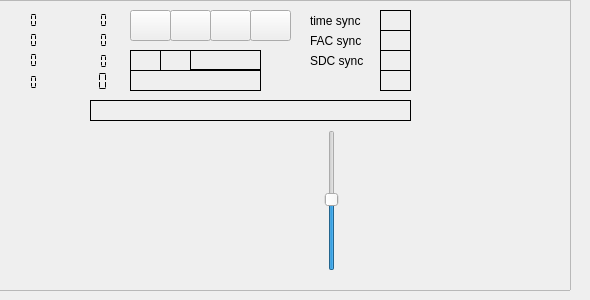
Above: decoders/drm-decoder/drmdecoder.ui from JvanKatwijk/swradio-8 before the change. Below: the same form after it.
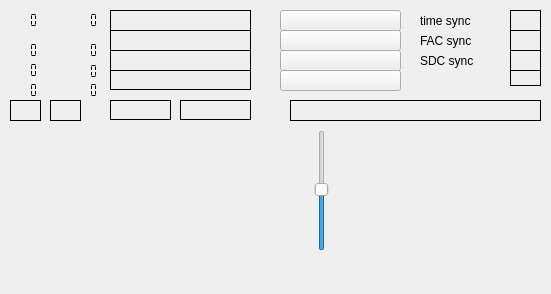
That is the form after the change. Custom widgets are drawn as their Qt base class.

The edit to the form file:
```diff
--- a/decoders/drm-decoder/drmdecoder.ui
+++ b/decoders/drm-decoder/drmdecoder.ui
@@ -6,110 +6,58 @@
    <rect>
     <x>0</x>
     <y>0</y>
-    <width>590</width>
-    <height>300</height>
+    <width>551</width>
+    <height>294</height>
    </rect>
   </property>
   <property name="windowTitle">
    <string>drm decoder</string>
   </property>
-  <widget class="QFrame" name="frame">
+  <widget class="QwtPlot" name="equalizerDisplay">
    <property name="geometry">
     <rect>
-     <x>-10</x>
-     <y>0</y>
-     <width>581</width>
-     <height>291</height>
+     <x>0</x>
+     <y>140</y>
+     <width>291</width>
+     <height>131</height>
     </rect>
    </property>
-   <property name="frameShape">
-    <enum>QFrame::StyledPanel</enum>
-   </property>
-   <property name="frameShadow">
-    <enum>QFrame::Raised</enum>
-   </property>
-   <widget class="QLCDNumber" name="show_int_offset">
-    <property name="geometry">
-     <rect>
-      <x>80</x>
-      <y>10</y>
-      <width>41</width>
-      <height>21</height>
-     </rect>
-    </property>
-    <property name="toolTip">
-     <string>&lt;html&gt;&lt;head/&gt;&lt;body&gt;&lt;p&gt;&amp;quot;Coarse frequency offset as measured by the software&amp;quot;&lt;/p&gt;&lt;p&gt;&lt;br/&gt;&lt;/p&gt;&lt;/body&gt;&lt;/html&gt;</string>
-    </property>
-    <property name="frameShape">
-     <enum>QFrame::NoFrame</enum>
-    </property>
-    <property name="segmentStyle">
-     <enum>QLCDNumber::Flat</enum>
-    </property>
-   </widget>
-   <widget class="QLCDNumber" name="show_small_offset">
+  </widget>
+  <widget class="QSlider" name="scopeSlider">
     <property name="geometry">
      <rect>
-      <x>80</x>
-      <y>30</y>
-      <width>41</width>
-      <height>21</height>
-     </rect>
-    </property>
-    <property name="toolTip">
-     <string>&lt;html&gt;&lt;head/&gt;&lt;body&gt;&lt;p&gt;Fine frequency offset as measured by the software (i.e. the offset to the nearest carrier).&lt;/p&gt;&lt;/body&gt;&lt;/html&gt;</string>
-    </property>
-    <property name="frameShape">
-     <enum>QFrame::NoFrame</enum>
-    </property>
-    <property name="segmentStyle">
-     <enum>QLCDNumber::Flat</enum>
-    </property>
-   </widget>
-   <widget class="QLabel" name="timeSyncLabel">
+     <x>310</x>
+     <y>130</y>
+     <width>24</width>
+     <height>121</height>
+    </rect>
+   </property>
+   <property name="value">
+    <number>50</number>
+   </property>
+   <property name="orientation">
+    <enum>Qt::Vertical</enum>
+   </property>
+  </widget>
+  <widget class="QwtPlot" name="iqPlotter">
     <property name="geometry">
      <rect>
-      <x>390</x>
-      <y>10</y>
-      <width>31</width>
-      <height>21</height>
-     </rect>
-    </property>
-    <property name="toolTip">
-     <string>&lt;html&gt;&lt;head/&gt;&lt;body&gt;&lt;p&gt;Time sync label, green means time synchronization is OK.&lt;/p&gt;&lt;/body&gt;&lt;/html&gt;</string>
-    </property>
-    <property name="frameShape">
-     <enum>QFrame::Box</enum>
-    </property>
-    <property name="text">
-     <string/>
-    </property>
-   </widget>
-   <widget class="QLabel" name="label_2">
+     <x>350</x>
+     <y>130</y>
+     <width>191</width>
+     <height>141</height>
+    </rect>
+   </property>
+  </widget>
+  <widget class="QLabel" name="messageLabel">
     <property name="geometry">
      <rect>
-      <x>320</x>
-      <y>10</y>
-      <width>66</width>
+     <x>290</x>
+     <y>100</y>
+     <width>251</width>
       <height>21</height>
      </rect>
     </property>
-    <property name="text">
-     <string>time sync</string>
-    </property>
-   </widget>
-   <widget class="QLabel" name="facSyncLabel">
-    <property name="geometry">
-     <rect>
-      <x>390</x>
-      <y>30</y>
-      <width>31</width>
-      <height>21</height>
-     </rect>
-    </property>
-    <property name="toolTip">
-     <string>&lt;html&gt;&lt;head/&gt;&lt;body&gt;&lt;p&gt;FAC sync label, Green means that FAC's could be decoded (easy, often 4QAM).&lt;/p&gt;&lt;/body&gt;&lt;/html&gt;</string>
-    </property>
     <property name="frameShape">
      <enum>QFrame::Box</enum>
     </property>
@@ -117,91 +65,11 @@
      <string/>
     </property>
    </widget>
-   <widget class="QLabel" name="label_3">
-    <property name="geometry">
-     <rect>
-      <x>320</x>
-      <y>30</y>
-      <width>66</width>
-      <height>21</height>
-     </rect>
-    </property>
-    <property name="text">
-     <string>FAC sync</string>
-    </property>
-   </widget>
-   <widget class="QLabel" name="modeIndicator">
-    <property name="geometry">
-     <rect>
-      <x>170</x>
-      <y>50</y>
-      <width>31</width>
-      <height>21</height>
-     </rect>
-    </property>
-    <property name="frameShape">
-     <enum>QFrame::Box</enum>
-    </property>
-    <property name="text">
-     <string/>
-    </property>
-   </widget>
-   <widget class="QLabel" name="sdcSyncLabel">
-    <property name="geometry">
-     <rect>
-      <x>390</x>
-      <y>50</y>
-      <width>31</width>
-      <height>21</height>
-     </rect>
-    </property>
-    <property name="toolTip">
-     <string>&lt;html&gt;&lt;head/&gt;&lt;body&gt;&lt;p&gt;SDC sync label, green means SDC's could be decoded (usually 16 QAM).&lt;/p&gt;&lt;/body&gt;&lt;/html&gt;</string>
-    </property>
-    <property name="frameShape">
-     <enum>QFrame::Box</enum>
-    </property>
-    <property name="text">
-     <string/>
-    </property>
-   </widget>
-   <widget class="QLabel" name="label_4">
-    <property name="geometry">
-     <rect>
-      <x>320</x>
-      <y>50</y>
-      <width>64</width>
-      <height>21</height>
-     </rect>
-    </property>
-    <property name="text">
-     <string>SDC sync</string>
-    </property>
-   </widget>
-   <widget class="QLabel" name="stationLabel">
-    <property name="geometry">
-     <rect>
-      <x>140</x>
-      <y>70</y>
-      <width>131</width>
-      <height>21</height>
-     </rect>
-    </property>
-    <property name="frameShape">
-     <enum>QFrame::Box</enum>
-    </property>
-    <property name="lineWidth">
-     <number>1</number>
-    </property>
-    <property name="text">
-     <string/>
-    </property>
-   </widget>
    <widget class="QLabel" name="audioModelabel">
     <property name="geometry">
      <rect>
-      <x>200</x>
-      <y>50</y>
+     <x>180</x>
+     <y>100</y>
       <width>71</width>
       <height>20</height>
      </rect>
@@ -213,13 +81,100 @@
      <string/>
     </property>
    </widget>
+  <widget class="QLabel" name="modeIndicator">
+   <property name="geometry">
+    <rect>
+     <x>50</x>
+     <y>100</y>
+     <width>31</width>
+     <height>21</height>
+    </rect>
+   </property>
+   <property name="frameShape">
+    <enum>QFrame::Box</enum>
+   </property>
+   <property name="text">
+    <string/>
+   </property>
+  </widget>
+  <widget class="QLabel" name="spectrumIndicator">
+   <property name="geometry">
+    <rect>
+     <x>10</x>
+     <y>100</y>
+     <width>31</width>
+     <height>21</height>
+    </rect>
+   </property>
+   <property name="frameShape">
+    <enum>QFrame::Box</enum>
+   </property>
+   <property name="text">
+    <string/>
+   </property>
+  </widget>
+  <widget class="QPushButton" name="channel_4">
+   <property name="geometry">
+    <rect>
+     <x>280</x>
+     <y>70</y>
+     <width>121</width>
+     <height>21</height>
+    </rect>
+   </property>
+   <property name="text">
+    <string/>
+   </property>
+  </widget>
+  <widget class="QPushButton" name="channel_3">
+   <property name="geometry">
+    <rect>
+     <x>280</x>
+     <y>50</y>
+     <width>121</width>
+     <height>21</height>
+    </rect>
+   </property>
+   <property name="text">
+    <string/>
+   </property>
+  </widget>
+  <widget class="QPushButton" name="channel_2">
+   <property name="geometry">
+    <rect>
+     <x>280</x>
+     <y>30</y>
+     <width>121</width>
+     <height>21</height>
+    </rect>
+   </property>
+   <property name="text">
+    <string/>
+   </property>
+  </widget>
+  <widget class="QPushButton" name="channel_1">
+   <property name="geometry">
+    <rect>
+     <x>280</x>
+     <y>10</y>
+     <width>121</width>
+     <height>21</height>
+    </rect>
+   </property>
+   <property name="toolTip">
+    <string>&lt;html&gt;&lt;head/&gt;&lt;body&gt;&lt;p&gt;Visibility of the button suggests the availability of a DRM channel.&lt;/p&gt;&lt;/body&gt;&lt;/html&gt;</string>
+   </property>
+   <property name="text">
+    <string/>
+   </property>
+  </widget>
    <widget class="QLCDNumber" name="snrDisplay">
     <property name="geometry">
      <rect>
-      <x>70</x>
-      <y>70</y>
-      <width>51</width>
-      <height>23</height>
+     <x>60</x>
+     <y>80</y>
+     <width>41</width>
+     <height>20</height>
      </rect>
     </property>
     <property name="toolTip">
@@ -238,139 +193,11 @@
      <enum>QLCDNumber::Flat</enum>
     </property>
    </widget>
-   <widget class="QLabel" name="spectrumIndicator">
-    <property name="geometry">
-     <rect>
-      <x>140</x>
-      <y>50</y>
-      <width>31</width>
-      <height>21</height>
-     </rect>
-    </property>
-    <property name="frameShape">
-     <enum>QFrame::Box</enum>
-    </property>
-    <property name="text">
-     <string/>
-    </property>
-   </widget>
-   <widget class="QPushButton" name="channel_1">
-    <property name="geometry">
-     <rect>
-      <x>140</x>
-      <y>10</y>
-      <width>41</width>
-      <height>31</height>
-     </rect>
-    </property>
-    <property name="toolTip">
-     <string>&lt;html&gt;&lt;head/&gt;&lt;body&gt;&lt;p&gt;Visibility of the button suggests the availability of a DRM channel.&lt;/p&gt;&lt;/body&gt;&lt;/html&gt;</string>
-    </property>
-    <property name="text">
-     <string/>
-    </property>
-   </widget>
-   <widget class="QPushButton" name="channel_2">
-    <property name="geometry">
-     <rect>
-      <x>180</x>
-      <y>10</y>
-      <width>41</width>
-      <height>31</height>
-     </rect>
-    </property>
-    <property name="text">
-     <string/>
-    </property>
-   </widget>
-   <widget class="QPushButton" name="channel_3">
-    <property name="geometry">
-     <rect>
-      <x>220</x>
-      <y>10</y>
-      <width>41</width>
-      <height>31</height>
-     </rect>
-    </property>
-    <property name="text">
-     <string/>
-    </property>
-   </widget>
-   <widget class="QPushButton" name="channel_4">
-    <property name="geometry">
-     <rect>
-      <x>260</x>
-      <y>10</y>
-      <width>41</width>
-      <height>31</height>
-     </rect>
-    </property>
-    <property name="text">
-     <string/>
-    </property>
-   </widget>
-   <widget class="QLCDNumber" name="timeOffsetDisplay">
-    <property name="geometry">
-     <rect>
-      <x>10</x>
-      <y>30</y>
-      <width>41</width>
-      <height>21</height>
-     </rect>
-    </property>
-    <property name="toolTip">
-     <string>&lt;html&gt;&lt;head/&gt;&lt;body&gt;&lt;p&gt;Time offset display, i.e. the &amp;quot;fine&amp;quot; time error.&lt;/p&gt;&lt;/body&gt;&lt;/html&gt;</string>
-    </property>
-    <property name="frameShape">
-     <enum>QFrame::NoFrame</enum>
-    </property>
-    <property name="segmentStyle">
-     <enum>QLCDNumber::Flat</enum>
-    </property>
-   </widget>
-   <widget class="QLCDNumber" name="clockOffsetDisplay">
-    <property name="geometry">
-     <rect>
-      <x>10</x>
-      <y>50</y>
-      <width>41</width>
-      <height>21</height>
-     </rect>
-    </property>
-    <property name="toolTip">
-     <string>&lt;html&gt;&lt;head/&gt;&lt;body&gt;&lt;p&gt;Estimate of the clock offset (measured between successive frames).&lt;/p&gt;&lt;/body&gt;&lt;/html&gt;</string>
-    </property>
-    <property name="frameShape">
-     <enum>QFrame::NoFrame</enum>
-    </property>
-    <property name="segmentStyle">
-     <enum>QLCDNumber::Flat</enum>
-    </property>
-   </widget>
-   <widget class="QLCDNumber" name="timeDelayDisplay">
-    <property name="geometry">
-     <rect>
-      <x>10</x>
-      <y>10</y>
-      <width>41</width>
-      <height>21</height>
-     </rect>
-    </property>
-    <property name="toolTip">
-     <string>&lt;html&gt;&lt;head/&gt;&lt;body&gt;&lt;p&gt;Time delay, i.e. a measure of the timing error.&lt;/p&gt;&lt;/body&gt;&lt;/html&gt;</string>
-    </property>
-    <property name="frameShape">
-     <enum>QFrame::NoFrame</enum>
-    </property>
-    <property name="segmentStyle">
-     <enum>QLCDNumber::Flat</enum>
-    </property>
-   </widget>
    <widget class="QLCDNumber" name="angleDisplay">
     <property name="geometry">
      <rect>
-      <x>80</x>
-      <y>50</y>
+     <x>60</x>
+     <y>60</y>
       <width>41</width>
       <height>23</height>
      </rect>
@@ -385,12 +212,12 @@
      <enum>QLCDNumber::Flat</enum>
     </property>
    </widget>
-   <widget class="QLabel" name="faadSyncLabel">
+  <widget class="QLCDNumber" name="show_small_offset">
     <property name="geometry">
      <rect>
-      <x>390</x>
-      <y>70</y>
-      <width>31</width>
+     <x>60</x>
+     <y>40</y>
+     <width>41</width>
       <height>21</height>
      </rect>
     </property>
@@ -398,33 +225,33 @@
      <string>&lt;html&gt;&lt;head/&gt;&lt;body&gt;&lt;p&gt;Faad sync label. Green means that the AAC decoder could decode audio.&lt;/p&gt;&lt;/body&gt;&lt;/html&gt;</string>
     </property>
     <property name="frameShape">
-     <enum>QFrame::Box</enum>
-    </property>
-    <property name="text">
-     <string/>
-    </property>
-   </widget>
-   <widget class="QLabel" name="messageLabel">
+    <enum>QFrame::NoFrame</enum>
+   </property>
+   <property name="segmentStyle">
+    <enum>QLCDNumber::Flat</enum>
+   </property>
+  </widget>
+  <widget class="QLCDNumber" name="show_int_offset">
     <property name="geometry">
      <rect>
-      <x>100</x>
-      <y>100</y>
-      <width>321</width>
+     <x>60</x>
+     <y>10</y>
+     <width>41</width>
       <height>21</height>
      </rect>
     </property>
     <property name="frameShape">
-     <enum>QFrame::Box</enum>
-    </property>
-    <property name="text">
-     <string/>
+    <enum>QFrame::NoFrame</enum>
+   </property>
+   <property name="segmentStyle">
+    <enum>QLCDNumber::Flat</enum>
     </property>
    </widget>
    <widget class="QLCDNumber" name="phaseOffsetDisplay">
     <property name="geometry">
      <rect>
-      <x>10</x>
-      <y>72</y>
+     <x>0</x>
+     <y>80</y>
       <width>41</width>
       <height>21</height>
      </rect>
@@ -445,15 +272,206 @@
      <enum>QLCDNumber::Flat</enum>
     </property>
    </widget>
-   <widget class="QLabel" name="aacDataLabel">
+  <widget class="QLCDNumber" name="clockOffsetDisplay">
     <property name="geometry">
      <rect>
-      <x>280</x>
+     <x>0</x>
+     <y>60</y>
+     <width>41</width>
+     <height>21</height>
+    </rect>
+   </property>
+   <property name="toolTip">
+    <string>&lt;html&gt;&lt;head/&gt;&lt;body&gt;&lt;p&gt;Estimate of the clock offset (measured between successive frames).&lt;/p&gt;&lt;/body&gt;&lt;/html&gt;</string>
+   </property>
+   <property name="frameShape">
+    <enum>QFrame::NoFrame</enum>
+   </property>
+   <property name="segmentStyle">
+    <enum>QLCDNumber::Flat</enum>
+   </property>
+  </widget>
+  <widget class="QLCDNumber" name="timeOffsetDisplay">
+   <property name="geometry">
+    <rect>
+     <x>0</x>
+     <y>40</y>
+     <width>41</width>
+     <height>21</height>
+    </rect>
+   </property>
+   <property name="toolTip">
+    <string>&lt;html&gt;&lt;head/&gt;&lt;body&gt;&lt;p&gt;Time offset display, i.e. the &amp;quot;fine&amp;quot; time error.&lt;/p&gt;&lt;/body&gt;&lt;/html&gt;</string>
+   </property>
+   <property name="frameShape">
+    <enum>QFrame::NoFrame</enum>
+   </property>
+   <property name="segmentStyle">
+    <enum>QLCDNumber::Flat</enum>
+   </property>
+  </widget>
+  <widget class="QLCDNumber" name="timeDelayDisplay">
+   <property name="geometry">
+    <rect>
+     <x>0</x>
+     <y>10</y>
+     <width>41</width>
+     <height>21</height>
+    </rect>
+   </property>
+   <property name="toolTip">
+    <string>&lt;html&gt;&lt;head/&gt;&lt;body&gt;&lt;p&gt;Time delay, i.e. a measure of the timing error.&lt;/p&gt;&lt;/body&gt;&lt;/html&gt;</string>
+   </property>
+   <property name="frameShape">
+    <enum>QFrame::NoFrame</enum>
+   </property>
+   <property name="segmentStyle">
+    <enum>QLCDNumber::Flat</enum>
+   </property>
+  </widget>
+  <widget class="QLabel" name="faadSyncLabel">
+   <property name="geometry">
+    <rect>
+     <x>510</x>
       <y>70</y>
-      <width>91</width>
+     <width>31</width>
       <height>16</height>
      </rect>
     </property>
+   <property name="toolTip">
+    <string>&lt;html&gt;&lt;head/&gt;&lt;body&gt;&lt;p&gt;Faad sync label. Green means that the AAC decoder could decode audio.&lt;/p&gt;&lt;/body&gt;&lt;/html&gt;</string>
+   </property>
+   <property name="frameShape">
+    <enum>QFrame::Box</enum>
+   </property>
+   <property name="text">
+    <string/>
+   </property>
+  </widget>
+  <widget class="QLabel" name="sdcSyncLabel">
+   <property name="geometry">
+    <rect>
+     <x>510</x>
+     <y>50</y>
+     <width>31</width>
+     <height>21</height>
+    </rect>
+   </property>
+   <property name="toolTip">
+    <string>&lt;html&gt;&lt;head/&gt;&lt;body&gt;&lt;p&gt;SDC sync label, green means SDC's could be decoded (usually 16 QAM).&lt;/p&gt;&lt;/body&gt;&lt;/html&gt;</string>
+   </property>
+   <property name="frameShape">
+    <enum>QFrame::Box</enum>
+   </property>
+   <property name="text">
+    <string/>
+   </property>
+  </widget>
+  <widget class="QLabel" name="aacDataLabel">
+   <property name="geometry">
+    <rect>
+     <x>110</x>
+     <y>70</y>
+     <width>141</width>
+     <height>20</height>
+    </rect>
+   </property>
+   <property name="frameShape">
+    <enum>QFrame::Box</enum>
+   </property>
+   <property name="text">
+    <string/>
+   </property>
+  </widget>
+  <widget class="QLabel" name="label_4">
+   <property name="geometry">
+    <rect>
+     <x>420</x>
+     <y>50</y>
+     <width>64</width>
+     <height>21</height>
+    </rect>
+   </property>
+   <property name="text">
+    <string>SDC sync</string>
+   </property>
+  </widget>
+  <widget class="QLabel" name="facSyncLabel">
+   <property name="geometry">
+    <rect>
+     <x>510</x>
+     <y>30</y>
+     <width>31</width>
+     <height>21</height>
+    </rect>
+   </property>
+   <property name="toolTip">
+    <string>&lt;html&gt;&lt;head/&gt;&lt;body&gt;&lt;p&gt;FAC sync label, Green means that FAC's could be decoded (easy, often 4QAM).&lt;/p&gt;&lt;/body&gt;&lt;/html&gt;</string>
+   </property>
+   <property name="frameShape">
+    <enum>QFrame::Box</enum>
+   </property>
+   <property name="text">
+    <string/>
+   </property>
+  </widget>
+  <widget class="QLabel" name="label_3">
+   <property name="geometry">
+    <rect>
+     <x>420</x>
+     <y>30</y>
+     <width>66</width>
+     <height>21</height>
+    </rect>
+   </property>
+   <property name="text">
+    <string>FAC sync</string>
+   </property>
+  </widget>
+  <widget class="QLabel" name="timeSyncLabel">
+   <property name="geometry">
+    <rect>
+     <x>510</x>
+     <y>10</y>
+     <width>31</width>
+     <height>21</height>
+    </rect>
+   </property>
+   <property name="toolTip">
+    <string>&lt;html&gt;&lt;head/&gt;&lt;body&gt;&lt;p&gt;Time sync label, green means time synchronization is OK.&lt;/p&gt;&lt;/body&gt;&lt;/html&gt;</string>
+   </property>
+   <property name="frameShape">
+    <enum>QFrame::Box</enum>
+   </property>
+   <property name="text">
+    <string/>
+   </property>
+  </widget>
+  <widget class="QLabel" name="label_2">
+   <property name="geometry">
+    <rect>
+     <x>420</x>
+     <y>10</y>
+     <width>66</width>
+     <height>21</height>
+    </rect>
+   </property>
+   <property name="text">
+    <string>time sync</string>
+   </property>
+  </widget>
+  <widget class="QLabel" name="timeLabel">
+   <property name="geometry">
+    <rect>
+     <x>110</x>
+     <y>30</y>
+     <width>141</width>
+     <height>21</height>
+    </rect>
+   </property>
+   <property name="frameShape">
+    <enum>QFrame::Box</enum>
+   </property>
     <property name="text">
      <string/>
     </property>
@@ -461,12 +479,15 @@
    <widget class="QLabel" name="countryLabel">
     <property name="geometry">
      <rect>
-      <x>10</x>
-      <y>130</y>
-      <width>211</width>
+     <x>110</x>
+     <y>10</y>
+     <width>141</width>
       <height>21</height>
      </rect>
     </property>
+   <property name="frameShape">
+    <enum>QFrame::Box</enum>
+   </property>
     <property name="text">
      <string/>
     </property>
@@ -474,65 +495,34 @@
    <widget class="QLabel" name="programTypeLabel">
     <property name="geometry">
      <rect>
-      <x>230</x>
-      <y>130</y>
-      <width>191</width>
+     <x>110</x>
+     <y>50</y>
+     <width>141</width>
       <height>21</height>
      </rect>
     </property>
+   <property name="frameShape">
+    <enum>QFrame::Box</enum>
+   </property>
     <property name="text">
      <string/>
     </property>
    </widget>
-   <widget class="QLabel" name="timeLabel">
+  <widget class="QLabel" name="datacoding">
     <property name="geometry">
      <rect>
-      <x>20</x>
-      <y>160</y>
-      <width>181</width>
-      <height>21</height>
-     </rect>
-    </property>
+     <x>110</x>
+     <y>100</y>
+     <width>61</width>
+     <height>20</height>
+    </rect>
+   </property>
+   <property name="frameShape">
+    <enum>QFrame::Box</enum>
+   </property>
     <property name="text">
      <string/>
     </property>
-   </widget>
-   <widget class="QwtPlot" name="iqPlotter">
-    <property name="geometry">
-     <rect>
-      <x>370</x>
-      <y>130</y>
-      <width>191</width>
-      <height>141</height>
-     </rect>
-    </property>
-   </widget>
-   <widget class="QSlider" name="scopeSlider">
-    <property name="geometry">
-     <rect>
-      <x>330</x>
-      <y>130</y>
-      <width>24</width>
-      <height>141</height>
-     </rect>
-    </property>
-    <property name="value">
-     <number>50</number>
-    </property>
-    <property name="orientation">
-     <enum>Qt::Vertical</enum>
-    </property>
-   </widget>
-   <widget class="QwtPlot" name="equalizerDisplay">
-    <property name="geometry">
-     <rect>
-      <x>30</x>
-      <y>150</y>
-      <width>281</width>
-      <height>121</height>
-     </rect>
-    </property>
-   </widget>
   </widget>
  </widget>
  <customwidgets>
```
Left out of the diff: 5 changed lines with no effect on the pictures. Lines whose indentation alone changed are shown as unchanged.
